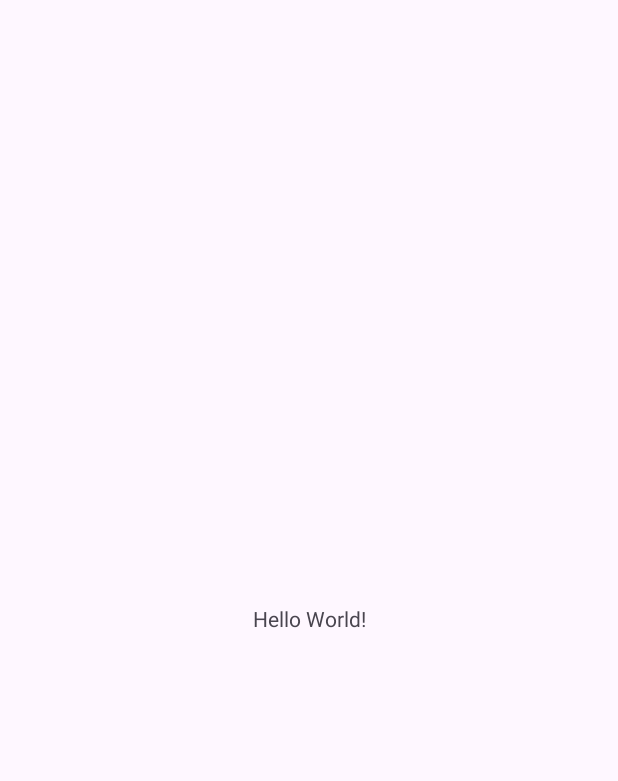
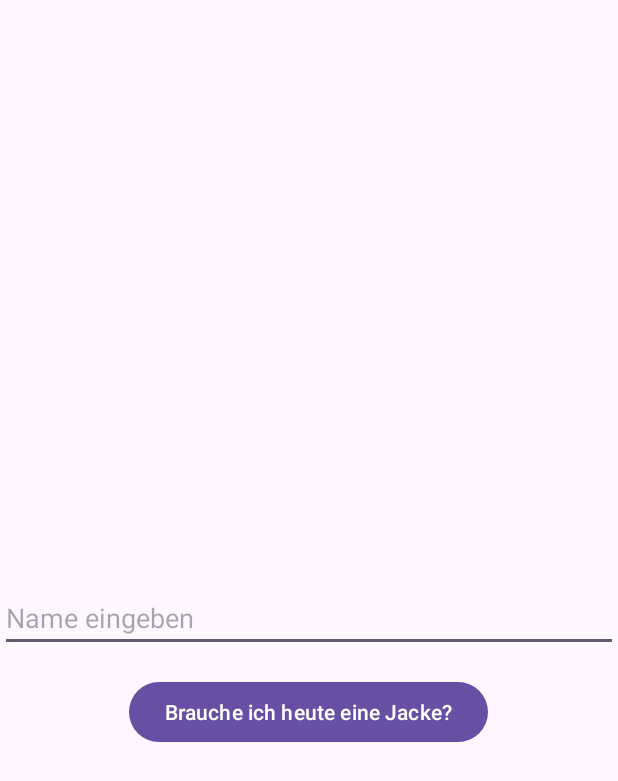
Before and after one commit to Kaigummi12/AbgabeM335JacketCheck, an Android app: the screen it shows after launch (MainActivity), on a phone screen of 412 x 824 dp. Before the commit the part shown is almost empty. Shown: the top 781 px of the screen. Run offline under Robolectric (Android 15) with nearby library versions, the phone set to English and light mode, and no system bars.

Commit message:
Edited mainActivity file

```diff
--- a/app/src/main/java/com/example/abgabem335jacketcheck/MainActivity.java
+++ b/app/src/main/java/com/example/abgabem335jacketcheck/MainActivity.java
@@ -1,24 +1,36 @@
 package com.example.abgabem335jacketcheck;
 
+import android.annotation.SuppressLint;
+import android.content.Intent;
 import android.os.Bundle;
+import android.view.View;
+import android.widget.Button;
+import android.widget.EditText;
 
-import androidx.activity.EdgeToEdge;
 import androidx.appcompat.app.AppCompatActivity;
-import androidx.core.graphics.Insets;
-import androidx.core.view.ViewCompat;
-import androidx.core.view.WindowInsetsCompat;
 
 public class MainActivity extends AppCompatActivity {
 
+    EditText nameEditText;
+    Button submitButton;
+
+    @SuppressLint("MissingInflatedId")
     @Override
     protected void onCreate(Bundle savedInstanceState) {
         super.onCreate(savedInstanceState);
-        EdgeToEdge.enable(this);
         setContentView(R.layout.activity_main);
-        ViewCompat.setOnApplyWindowInsetsListener(findViewById(R.id.main), (v, insets) -> {
-            Insets systemBars = insets.getInsets(WindowInsetsCompat.Type.systemBars());
-            v.setPadding(systemBars.left, systemBars.top, systemBars.right, systemBars.bottom);
-            return insets;
+
+        nameEditText = findViewById(R.id.nameEditText);
+        submitButton = findViewById(R.id.submitButton);
+
+        submitButton.setOnClickListener(new View.OnClickListener() {
+            @Override
+            public void onClick(View v) {
+                String name = nameEditText.getText().toString();
+                Intent intent = new Intent(MainActivity.this, WetterPage.class);
+                intent.putExtra("NAME", name);
+                startActivity(intent);
+            }
         });
     }
 }
--- a/app/src/main/res/layout/activity_main.xml
+++ b/app/src/main/res/layout/activity_main.xml
@@ -1,19 +1,24 @@
 <?xml version="1.0" encoding="utf-8"?>
-<androidx.constraintlayout.widget.ConstraintLayout xmlns:android="http://schemas.android.com/apk/res/android"
-    xmlns:app="http://schemas.android.com/apk/res-auto"
+<RelativeLayout xmlns:android="http://schemas.android.com/apk/res/android"
     xmlns:tools="http://schemas.android.com/tools"
-    android:id="@+id/main"
     android:layout_width="match_parent"
     android:layout_height="match_parent"
     tools:context=".MainActivity">
 
-    <TextView
+    <EditText
+        android:id="@+id/nameEditText"
+        android:layout_width="match_parent"
+        android:layout_height="wrap_content"
+        android:hint="Name eingeben"
+        android:layout_centerInParent="true"/>
+
+    <Button
+        android:id="@+id/submitButton"
         android:layout_width="wrap_content"
         android:layout_height="wrap_content"
-        android:text="Hello World!"
-        app:layout_constraintBottom_toBottomOf="parent"
-        app:layout_constraintEnd_toEndOf="parent"
-        app:layout_constraintStart_toStartOf="parent"
-        app:layout_constraintTop_toTopOf="parent" />
+        android:text="Brauche ich heute eine Jacke?"
+        android:layout_below="@id/nameEditText"
+        android:layout_centerHorizontal="true"
+        android:layout_marginTop="16dp"/>
 
-</androidx.constraintlayout.widget.ConstraintLayout>
+</RelativeLayout>
```
